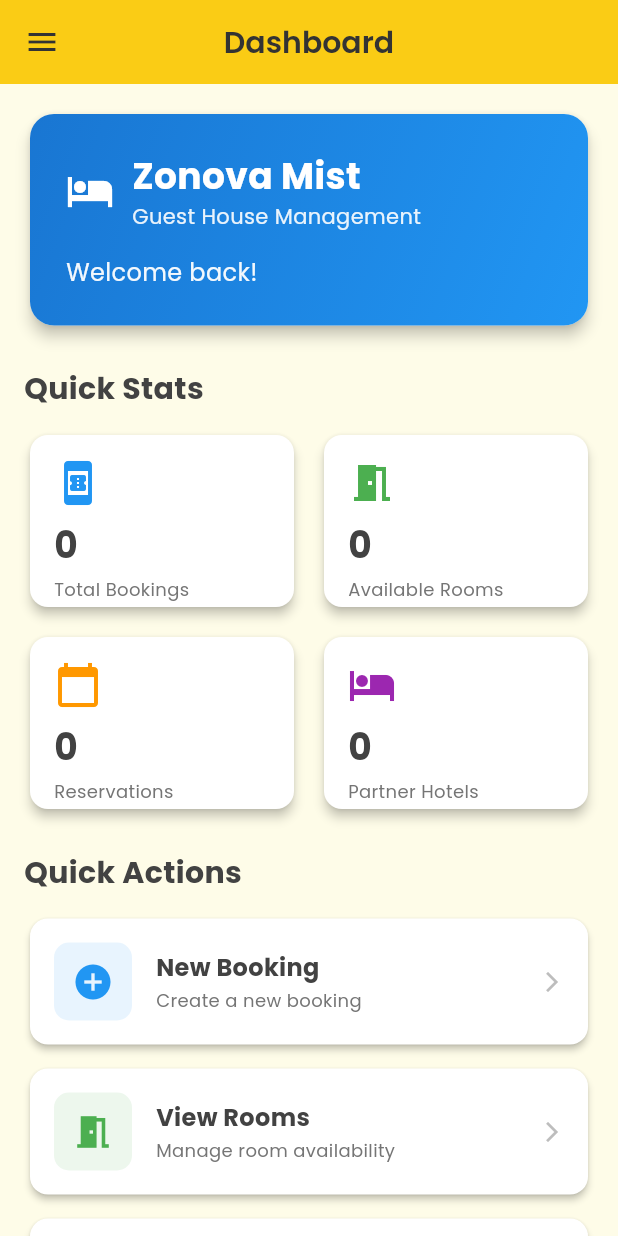
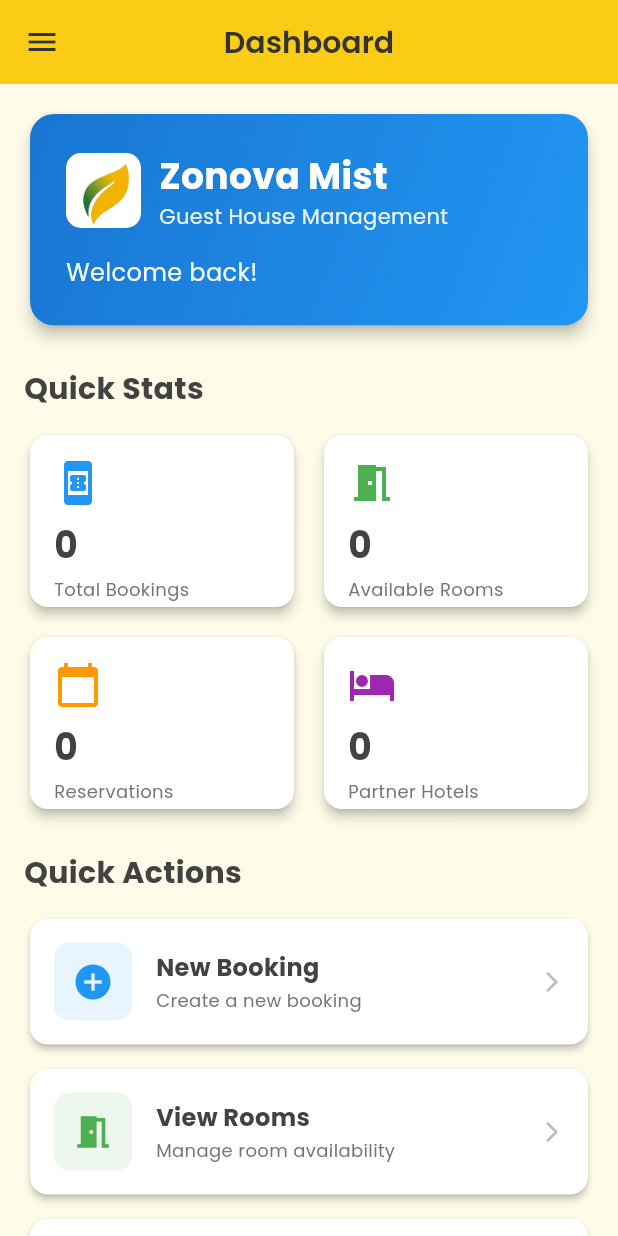
Before and after one commit to Zonova-Tech/ZonovaMist, a Flutter app: the DashboardScreen screen opened directly, on a phone screen of 412 x 824 dp. Run offline on Flutter 3.47's test engine with Material 3 defaults, Android fonts, the phone set to English and light mode, and no system bars; our stand-ins replace carousel_slider, dio, file_picker, flutter_form_builder, flutter_riverpod, flutter_secure_storage and 6 more; accounts and stored records are empty.

Commit message:
Add custom app icons for Android and iOS
Introduces new launcher icons and adaptive icon configuration for Android and iOS platforms. Updates dashboard screen to use the new logo, adjusts color usage, and adds flutter_launcher_icons to dev dependencies for automated icon generation.

```diff
--- a/lib/src/features/home/dashboard/dashboard_screen.dart
+++ b/lib/src/features/home/dashboard/dashboard_screen.dart
@@ -40,7 +40,28 @@ class DashboardScreen extends ConsumerWidget {
                   children: [
                     Row(
                       children: [
-                        Icon(Icons.hotel, color: Colors.white, size: 32),
+                        Container(
+                          width: 50,
+                          height: 50,
+                          decoration: BoxDecoration(
+                            color: Colors.white,
+                            borderRadius: BorderRadius.circular(10),
+                          ),
+                          child: ClipRRect(
+                            borderRadius: BorderRadius.circular(10),
+                            child: Image.asset(
+                              'assets/icons/logo.png',
+                              fit: BoxFit.cover,
+                              errorBuilder: (context, error, stackTrace) {
+                                return Icon(
+                                  Icons.hotel,
+                                  size: 32,
+                                  color: Colors.blue.shade700,
+                                );
+                              },
+                            ),
+                          ),
+                        ),
                         const SizedBox(width: 12),
                         Expanded(
                           child: Column(
@@ -57,7 +78,7 @@ class DashboardScreen extends ConsumerWidget {
                               Text(
                                 'Guest House Management',
                                 style: TextStyle(
-                                  color: Colors.white.withAlpha(230),
+                                  color: Colors.white.withOpacity(0.9),
                                   fontSize: 14,
                                 ),
                               ),
@@ -70,7 +91,7 @@ class DashboardScreen extends ConsumerWidget {
                     Text(
                       'Welcome back!',
                       style: TextStyle(
-                        color: Colors.white.withAlpha(242),
+                        color: Colors.white.withOpacity(0.95),
                         fontSize: 16,
                       ),
                     ),
@@ -243,7 +264,7 @@ class DashboardScreen extends ConsumerWidget {
               Container(
                 padding: const EdgeInsets.all(12),
                 decoration: BoxDecoration(
-                  color: color.withAlpha(26),
+                  color: color.withOpacity(0.1),
                   borderRadius: BorderRadius.circular(10),
                 ),
                 child: Icon(icon, color: color, size: 28),
```
Also changed, not shown: pubspec.yaml (+12 -0 lines), pubspec.lock, 35 other files.
